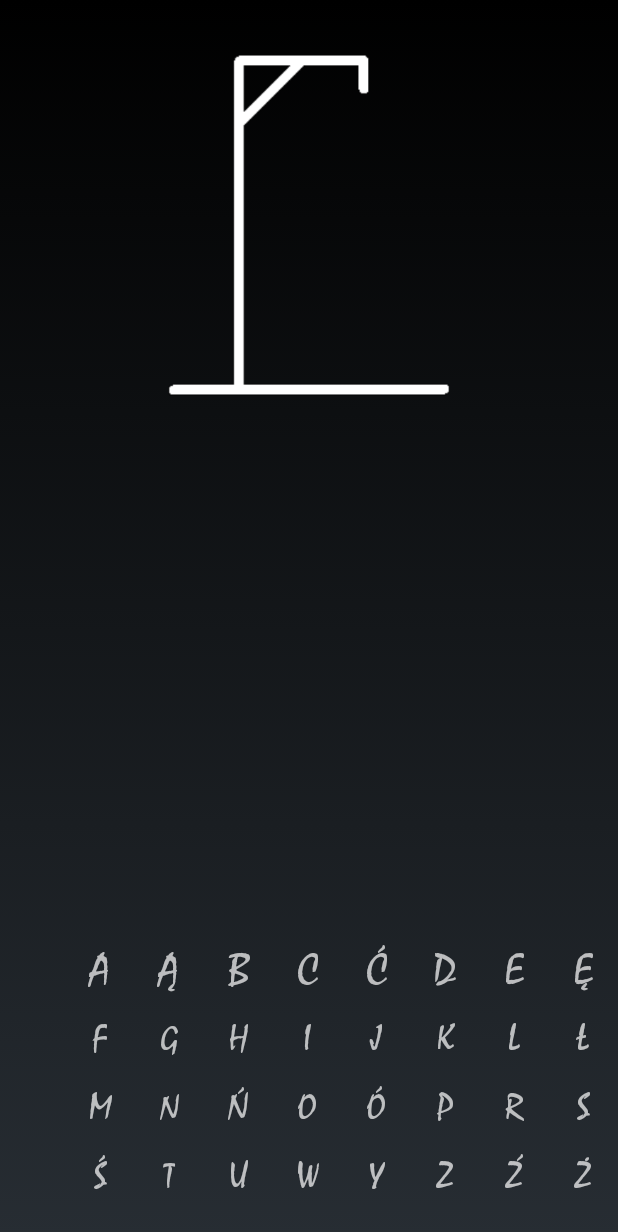
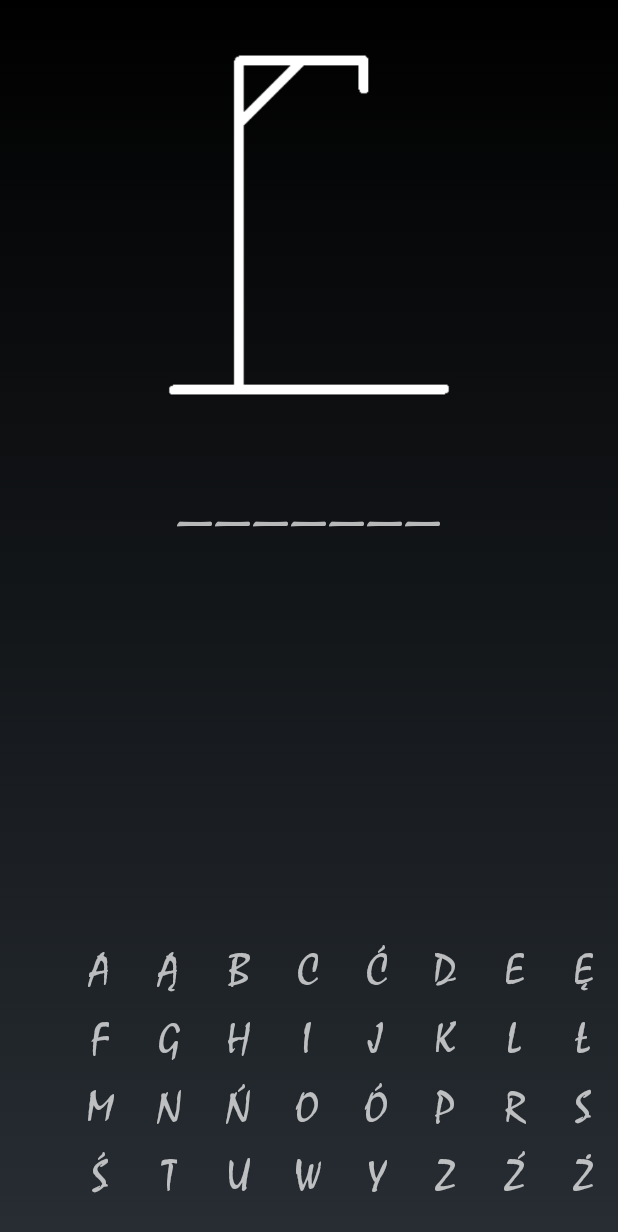
Before and after one commit to pPaszynski/HungmanGame, an Android app: the GameWindow screen opened directly, with no data from a screen before it, on a phone screen of 412 x 824 dp. Shown: the top 1232 px of the screen. Run offline under Robolectric (Android 15) with nearby library versions, the phone set to English and light mode, and no system bars.

Commit message:
Add buttons actions, word for guessing on display

```diff
--- /dev/null
+++ b/app/src/main/java/com/example/dives/wisielec/controller/GameController.java
@@ -0,0 +1,43 @@
+package com.example.dives.wisielec.controller;
+
+import android.content.Context;
+import android.widget.TextView;
+import android.widget.Toast;
+
+import com.example.dives.wisielec.model.Game;
+
+
+import java.util.Arrays;
+import java.util.List;
+
+import static android.widget.Toast.LENGTH_SHORT;
+
+public class GameController {
+
+    private Game game;
+    private String word;
+    private List<String> categories = Arrays.asList("Państwa", "Miasta");
+
+    public GameController() {
+        try{
+            this.game = new Game("Państwa");
+            this.word = game.getWord();
+        }catch(Exception e){
+            System.out.println("Game object error");
+        }
+    }
+
+//    private void initiationLetters(){
+//    for(TextView a : letters){
+//
+//    }
+//}
+
+    public void checkLetter(String s) {
+
+    }
+
+    public String getWord(){
+        return this.word;
+    }
+}
--- /dev/null
+++ b/app/src/main/java/com/example/dives/wisielec/model/Game.java
@@ -0,0 +1,39 @@
+package com.example.dives.wisielec.model;
+
+import java.util.ArrayList;
+import java.util.Arrays;
+import java.util.List;
+import java.util.Random;
+
+public class Game {
+
+    private List<String> countries = Arrays.asList("Polska", "USA", "Japonia", "Portugalia");
+    private List<String> cities = Arrays.asList("Warszawa", "Krakow", "Dupa", "pipppa");
+    private String category;
+    private String word;
+
+
+    public Game(String category) {
+        this.category = category;
+        generateWord();
+    }
+
+    private void generateWord(){
+        if (this.category.equals("Państwa")) {
+            Random rand = new Random();
+            this.word = countries.get(rand.nextInt(countries.size()));
+        } else if (this.category.equals("Miasta")) {
+            Random rand = new Random();
+            this.word = cities.get(rand.nextInt(cities.size()));
+        }
+        printCategory();
+        System.out.println(getWord());
+    }
+
+    public String getWord() {
+        return this.word;
+    }
+    private void printCategory(){
+        System.out.println(this.category);
+    }
+}
--- a/app/src/main/java/com/example/dives/wisielec/view/GameWindow.java
+++ b/app/src/main/java/com/example/dives/wisielec/view/GameWindow.java
@@ -4,14 +4,21 @@ import android.app.Activity;
 import android.content.Intent;
 import android.graphics.Typeface;
 import android.os.Bundle;
+import android.view.View;
 import android.widget.ImageView;
 import android.widget.TextView;
 
 import com.example.dives.wisielec.R;
+import com.example.dives.wisielec.controller.GameController;
 
 
 public class GameWindow extends Activity {
 
+    private GameController gameController;
+    private Integer[] ids;
+    private String guessWord = "";
+    private TextView wordTextview;
+    //private TextView[] letters;
 
     @Override
     protected void onCreate(Bundle savedInstanceState) {
@@ -20,9 +27,11 @@ public class GameWindow extends Activity {
 
         ImageView imageView = (ImageView) findViewById(R.id.imageView2);
         imageView.setImageResource(R.drawable.st0);
+        wordTextview = (TextView)findViewById(R.id.word);
 
         setFontLetters();
-
+        gameController = new GameController();
+        setWordView(gameController.getWord());
 
         Intent intent = getIntent();
 
@@ -34,16 +43,41 @@ public class GameWindow extends Activity {
 //                'f', 'g', 'h', 'i', 'j', 'k', 'l', 'ł',
 //                'm', 'n', 'ń', 'o', 'ó', 'p', 'r', 's',
 //                'ś', 't', 'u', 'w', 'y', 'z', 'ź', 'ż'};
-        Integer[] ids={R.id.a, R.id.ą, R.id.b, R.id.c, R.id.ć, R.id.d, R.id.e, R.id.ę,
+        ids = new Integer[]{R.id.a, R.id.ą, R.id.b, R.id.c, R.id.ć, R.id.d, R.id.e, R.id.ę,
                         R.id.f, R.id.g, R.id.h, R.id.i, R.id.j, R.id.k, R.id.l, R.id.ł,
                         R.id.m, R.id.n, R.id.ń, R.id.o, R.id.ó, R.id.p, R.id.r, R.id.s,
-                        R.id.ś, R.id.t, R.id.u, R.id.w, R.id.y, R.id.z, R.id.ź, R.id.ż};
+                        R.id.ś, R.id.t, R.id.u, R.id.w, R.id.y, R.id.z, R.id.ź, R.id.ż,
+                        R.id.word};
 
         for(Integer aa: ids)
         {
             TextView textView = (TextView) findViewById(aa);
             Typeface font = Typeface.createFromAsset(getAssets(), "fonts/mistral.ttf");
             textView.setTypeface(font);
+            //textView.setOnClickListener(onClickListener);
         }
     }
+
+//    private View.OnClickListener onClickListener = new View.OnClickListener() {
+//        @Override
+//        public void onClick(View v) {
+//            Integer id = v.getId();
+//
+//        }
+//    };
+
+    public void onClick(View view) {
+        Integer id = view.getId();
+        TextView letter = (TextView)findViewById(id);
+        System.out.println(letter.getText().toString());
+        gameController.checkLetter(letter.getText().toString());
+    }
+
+    public void setWordView(String word) {
+
+        for(Integer i=0; i < word.length(); i++){
+            this.guessWord = guessWord+"_";
+        }
+        this.wordTextview.setText(guessWord.toString());
+    }
 }
--- a/app/src/main/res/layout/game.xml
+++ b/app/src/main/res/layout/game.xml
@@ -53,6 +53,7 @@
                     android:gravity="center"
                     android:text="A"
                     android:textSize="30sp"
+                    android:onClick="onClick"
                     tools:layout_editor_absoluteX="8dp"
                     tools:layout_editor_absoluteY="392dp" />
 
@@ -64,6 +65,7 @@
                     android:gravity="center"
                     android:text="Ą"
                     android:textSize="30sp"
+                    android:onClick="onClick"
                     tools:layout_editor_absoluteX="52dp"
                     tools:layout_editor_absoluteY="384dp" />
 
@@ -74,6 +76,7 @@
                     android:layout_weight="1"
                     android:gravity="center"
                     android:text="B"
+                    android:onClick="onClick"
                     android:textSize="30sp" />
 
                 <TextView
@@ -83,6 +86,7 @@
                     android:layout_weight="1"
                     android:gravity="center"
                     android:text="C"
+                    android:onClick="onClick"
                     android:textSize="30sp" />
 
                 <TextView
@@ -92,6 +96,7 @@
                     android:layout_weight="1"
                     android:gravity="center"
                     android:text="Ć"
+                    android:onClick="onClick"
                     android:textSize="30sp" />
 
                 <TextView
@@ -101,6 +106,7 @@
                     android:layout_weight="1"
                     android:gravity="center"
                     android:text="D"
+                    android:onClick="onClick"
                     android:textSize="30sp" />
 
                 <TextView
@@ -110,6 +116,7 @@
                     android:layout_weight="1"
                     android:gravity="center"
                     android:text="E"
+                    android:onClick="onClick"
                     android:textSize="30sp" />
 
                 <TextView
@@ -119,6 +126,7 @@
                     android:layout_weight="1"
                     android:gravity="center"
                     android:text="Ę"
+                    android:onClick="onClick"
                     android:textSize="30sp" />
             </LinearLayout>
 
@@ -141,7 +149,8 @@
                     android:layout_weight="1"
                     android:gravity="center"
                     android:text="F"
-                    android:textSize="25sp"
+                    android:onClick="onClick"
+                    android:textSize="30sp"
                     tools:layout_editor_absoluteX="8dp"
                     tools:layout_editor_absoluteY="392dp" />
 
@@ -152,7 +161,8 @@
                     android:layout_weight="1"
                     android:gravity="center"
                     android:text="G"
-                    android:textSize="24sp"
+                    android:onClick="onClick"
+                    android:textSize="30sp"
                     tools:layout_editor_absoluteX="52dp"
                     tools:layout_editor_absoluteY="384dp" />
 
@@ -163,7 +173,8 @@
                     android:layout_weight="1"
                     android:gravity="center"
                     android:text="H"
-                    android:textSize="25sp" />
+                    android:onClick="onClick"
+                    android:textSize="30sp" />
 
                 <TextView
                     android:id="@+id/i"
@@ -172,7 +183,8 @@
                     android:layout_weight="1"
                     android:gravity="center"
                     android:text="I"
-                    android:textSize="25sp" />
+                    android:onClick="onClick"
+                    android:textSize="30sp" />
 
                 <TextView
                     android:id="@+id/j"
@@ -181,7 +193,8 @@
                     android:layout_weight="1"
                     android:gravity="center"
                     android:text="J"
-                    android:textSize="25sp" />
+                    android:onClick="onClick"
+                    android:textSize="30sp" />
 
                 <TextView
                     android:id="@+id/k"
@@ -190,7 +203,8 @@
                     android:layout_weight="1"
                     android:gravity="center"
                     android:text="K"
-                    android:textSize="25sp" />
+                    android:onClick="onClick"
+                    android:textSize="30sp" />
 
                 <TextView
                     android:id="@+id/l"
@@ -199,7 +213,8 @@
                     android:layout_weight="1"
                     android:gravity="center"
                     android:text="L"
-                    android:textSize="25sp" />
+                    android:onClick="onClick"
+                    android:textSize="30sp" />
 
                 <TextView
                     android:id="@+id/ł"
@@ -208,7 +223,8 @@
                     android:layout_weight="1"
                     android:gravity="center"
                     android:text="Ł"
-                    android:textSize="25sp" />
+                    android:onClick="onClick"
+                    android:textSize="30sp" />
             </LinearLayout>
         </TableRow>
 
@@ -229,7 +245,8 @@
                     android:layout_weight="1"
                     android:gravity="center"
                     android:text="M"
-                    android:textSize="25sp"
+                    android:onClick="onClick"
+                    android:textSize="30sp"
                     tools:layout_editor_absoluteX="8dp"
                     tools:layout_editor_absoluteY="392dp" />
 
@@ -240,7 +257,8 @@
                     android:layout_weight="1"
                     android:gravity="center"
                     android:text="N"
-                    android:textSize="24sp"
+                    android:onClick="onClick"
+                    android:textSize="30sp"
                     tools:layout_editor_absoluteX="52dp"
                     tools:layout_editor_absoluteY="384dp" />
 
@@ -251,7 +269,8 @@
                     android:layout_weight="1"
                     android:gravity="center"
                     android:text="Ń"
-                    android:textSize="25sp" />
+                    android:onClick="onClick"
+                    android:textSize="30sp" />
 
                 <TextView
                     android:id="@+id/o"
@@ -260,7 +279,8 @@
                     android:layout_weight="1"
                     android:gravity="center"
                     android:text="O"
-                    android:textSize="25sp" />
+                    android:onClick="onClick"
+                    android:textSize="30sp" />
 
                 <TextView
                     android:id="@+id/ó"
@@ -269,7 +289,8 @@
                     android:layout_weight="1"
                     android:gravity="center"
                     android:text="Ó"
-                    android:textSize="25sp" />
+                    android:onClick="onClick"
+                    android:textSize="30sp" />
 
                 <TextView
                     android:id="@+id/p"
@@ -278,7 +299,8 @@
                     android:layout_weight="1"
                     android:gravity="center"
                     android:text="P"
-                    android:textSize="25sp" />
+                    android:onClick="onClick"
+                    android:textSize="30sp" />
 
                 <TextView
                     android:id="@+id/r"
@@ -287,7 +309,8 @@
                     android:layout_weight="1"
                     android:gravity="center"
                     android:text="R"
-                    android:textSize="25sp" />
+                    android:onClick="onClick"
+                    android:textSize="30sp" />
 
                 <TextView
                     android:id="@+id/s"
@@ -296,7 +319,8 @@
                     android:layout_weight="1"
                     android:gravity="center"
                     android:text="S"
-                    android:textSize="25sp" />
+                    android:onClick="onClick"
+                    android:textSize="30sp" />
             </LinearLayout>
         </TableRow>
 
@@ -317,7 +341,8 @@
                     android:layout_weight="1"
                     android:gravity="center"
                     android:text="Ś"
-                    android:textSize="25sp"
+                    android:onClick="onClick"
+                    android:textSize="30sp"
                     tools:layout_editor_absoluteX="8dp"
                     tools:layout_editor_absoluteY="392dp" />
 
@@ -328,7 +353,8 @@
                     android:layout_weight="1"
                     android:gravity="center"
                     android:text="T"
-                    android:textSize="24sp"
+                    android:onClick="onClick"
+                    android:textSize="30sp"
                     tools:layout_editor_absoluteX="52dp"
                     tools:layout_editor_absoluteY="384dp" />
 
@@ -339,7 +365,8 @@
                     android:layout_weight="1"
                     android:gravity="center"
                     android:text="U"
-                    android:textSize="25sp" />
+                    android:onClick="onClick"
+                    android:textSize="30sp" />
 
                 <TextView
                     android:id="@+id/w"
@@ -348,7 +375,8 @@
                     android:layout_weight="1"
                     android:gravity="center"
                     android:text="W"
-                    android:textSize="25sp" />
+                    android:onClick="onClick"
+                    android:textSize="30sp" />
 
                 <TextView
                     android:id="@+id/y"
@@ -357,7 +385,8 @@
                     android:layout_weight="1"
                     android:gravity="center"
                     android:text="Y"
-                    android:textSize="25sp" />
+                    android:onClick="onClick"
+                    android:textSize="30sp" />
 
                 <TextView
                     android:id="@+id/z"
@@ -366,7 +395,8 @@
                     android:layout_weight="1"
                     android:gravity="center"
                     android:text="Z"
-                    android:textSize="25sp" />
+                    android:onClick="onClick"
+                    android:textSize="30sp" />
 
                 <TextView
                     android:id="@+id/ź"
@@ -375,7 +405,8 @@
                     android:layout_weight="1"
                     android:gravity="center"
                     android:text="Ź"
-                    android:textSize="25sp" />
+                    android:onClick="onClick"
+                    android:textSize="30sp" />
 
                 <TextView
                     android:id="@+id/ż"
@@ -384,9 +415,26 @@
                     android:layout_weight="1"
                     android:gravity="center"
                     android:text="Ż"
-                    android:textSize="25sp" />
+                    android:onClick="onClick"
+                    android:textSize="30sp" />
             </LinearLayout>
         </TableRow>
     </TableLayout>
 
+    <TextView
+        android:id="@+id/word"
+        android:layout_width="324dp"
+        android:layout_height="72dp"
+        android:layout_marginEnd="8dp"
+        android:layout_marginLeft="8dp"
+        android:layout_marginRight="8dp"
+        android:layout_marginStart="8dp"
+        android:layout_marginTop="8dp"
+        android:gravity="center"
+        android:text="Duupa"
+        android:textSize="50sp"
+        app:layout_constraintEnd_toEndOf="parent"
+        app:layout_constraintStart_toStartOf="parent"
+        app:layout_constraintTop_toBottomOf="@+id/imageView2" />
+
 </android.support.constraint.ConstraintLayout>
```
